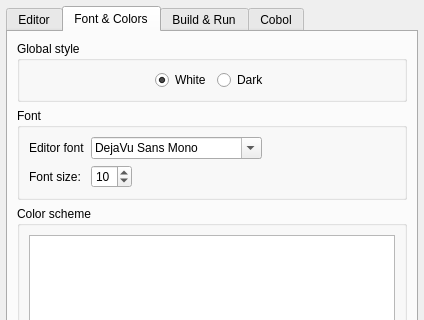
The window that forms/dlg_preferences.ui (OpenCobolIDE/OpenCobolIDE) describes before a commit, drawn with Qt 5; both pictures show x 0 to 424 and y 0 to 320 of the 424 by 489 pixel window.
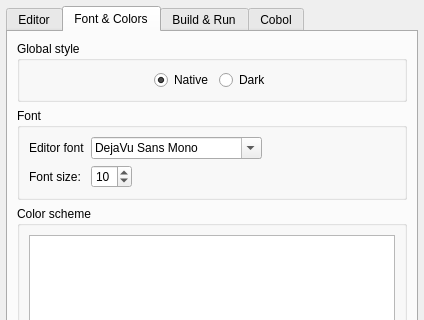
The same window after the commit. The open tabs and pages were chosen to show the change. Icons and pictures are not drawn.

Commit message: Improve ui: fix tooltips and status tips

```diff
--- a/forms/dlg_preferences.ui
+++ b/forms/dlg_preferences.ui
@@ -243,7 +243,7 @@
              <item>
               <widget class="QRadioButton" name="radioButtonColorWhite">
                <property name="text">
-                <string>White</string>
+                <string>Native</string>
                </property>
                <property name="checked">
                 <bool>true</bool>
```
Left out of the diff: 134 changed lines with no effect on the pictures. The commit also changes 7 other files.
